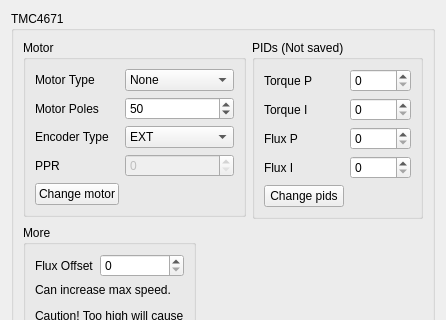
Ultrawipf/OpenFFBoard-configurator, file res/tmc4671_ui.ui: the form before one commit; both pictures show x 0 to 446 and y 0 to 320 of the 446 by 461 pixel window.
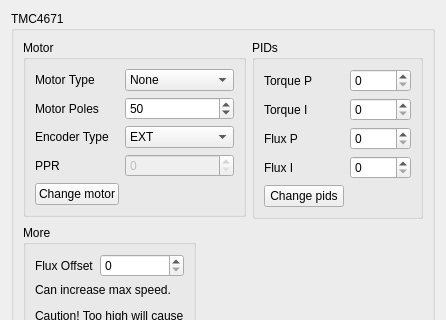
The form after the commit.

What changed in the file:
```diff
--- a/res/tmc4671_ui.ui
+++ b/res/tmc4671_ui.ui
@@ -160,7 +160,7 @@
          </size>
         </property>
         <property name="title">
-         <string>PIDs (Not saved)</string>
+         <string>PIDs</string>
         </property>
         <layout class="QFormLayout" name="formLayout">
          <item row="0" column="0">
```
